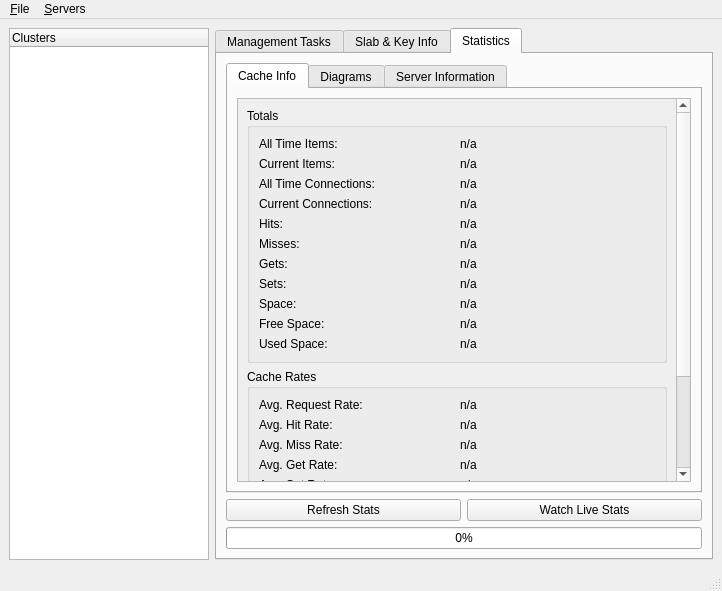
The window that src/MainWindow.ui (licface/memcached-manager) describes before a commit, drawn with Qt 5.
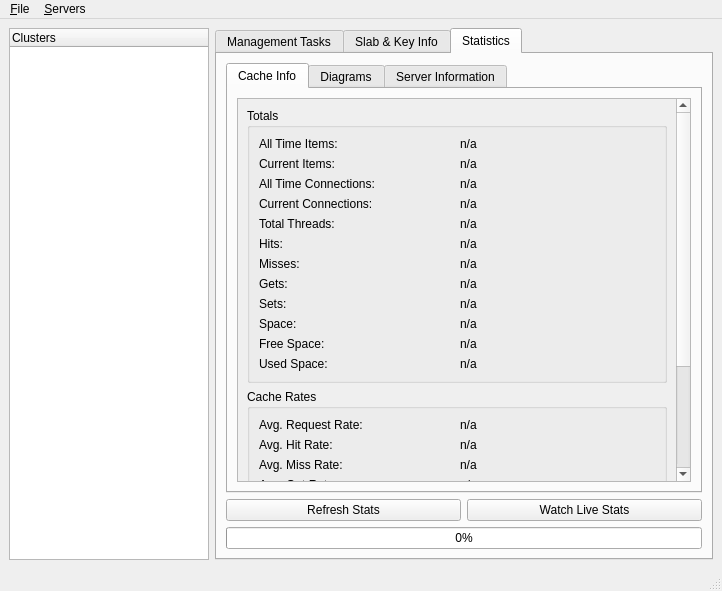
The same window after the commit. The open tabs and pages were chosen to show the change. Icons and pictures are not drawn.

Commit message: Resolved Confilt in MemcachedManager.py Added Total Threads to Cache Info Added Threads to Server Info Added Support for Threads in stats

Patch:
```diff
--- a/src/MainWindow.ui
+++ b/src/MainWindow.ui
@@ -238,7 +238,7 @@
                 <rect>
                  <x>0</x>
                  <y>0</y>
-                 <width>371</width>
+                 <width>435</width>
                  <height>620</height>
                 </rect>
                </property>
@@ -263,56 +263,56 @@
                      </property>
                     </widget>
                    </item>
-                   <item row="4" column="0" >
+                   <item row="5" column="0" >
                     <widget class="QLabel" name="lblHitsTxt" >
                      <property name="text" >
                       <string>Hits:</string>
                      </property>
                     </widget>
                    </item>
-                   <item row="4" column="1" >
+                   <item row="5" column="1" >
                     <widget class="QLabel" name="lblHits" >
                      <property name="text" >
                       <string>n/a</string>
                      </property>
                     </widget>
                    </item>
-                   <item row="5" column="0" >
+                   <item row="6" column="0" >
                     <widget class="QLabel" name="lblMissesTxt" >
                      <property name="text" >
                       <string>Misses:</string>
                      </property>
                     </widget>
                    </item>
-                   <item row="5" column="1" >
+                   <item row="6" column="1" >
                     <widget class="QLabel" name="lblMisses" >
                      <property name="text" >
                       <string>n/a</string>
                      </property>
                     </widget>
                    </item>
-                   <item row="9" column="0" >
+                   <item row="10" column="0" >
                     <widget class="QLabel" name="lblFreeTxt" >
                      <property name="text" >
                       <string>Free Space:</string>
                      </property>
                     </widget>
                    </item>
-                   <item row="9" column="1" >
+                   <item row="10" column="1" >
                     <widget class="QLabel" name="lblFree" >
                      <property name="text" >
                       <string>n/a</string>
                      </property>
                     </widget>
                    </item>
-                   <item row="10" column="0" >
+                   <item row="11" column="0" >
                     <widget class="QLabel" name="lblUsedTxt" >
                      <property name="text" >
                       <string>Used Space:</string>
                      </property>
                     </widget>
                    </item>
-                   <item row="10" column="1" >
+                   <item row="11" column="1" >
                     <widget class="QLabel" name="lblUsed" >
                      <property name="text" >
                       <string>n/a</string>
@@ -361,48 +361,62 @@
                      </property>
                     </widget>
                    </item>
-                   <item row="6" column="0" >
+                   <item row="7" column="0" >
                     <widget class="QLabel" name="lblGetsTxt" >
                      <property name="text" >
                       <string>Gets:</string>
                      </property>
                     </widget>
                    </item>
-                   <item row="6" column="1" >
+                   <item row="7" column="1" >
                     <widget class="QLabel" name="lblGets" >
                      <property name="text" >
                       <string>n/a</string>
                      </property>
                     </widget>
                    </item>
-                   <item row="7" column="0" >
+                   <item row="8" column="0" >
                     <widget class="QLabel" name="lblSetsTxt" >
                      <property name="text" >
                       <string>Sets:</string>
                      </property>
                     </widget>
                    </item>
-                   <item row="7" column="1" >
+                   <item row="8" column="1" >
                     <widget class="QLabel" name="lblSets" >
                      <property name="text" >
                       <string>n/a</string>
                      </property>
                     </widget>
                    </item>
-                   <item row="8" column="0" >
+                   <item row="9" column="0" >
                     <widget class="QLabel" name="lblSpaceTxt" >
                      <property name="text" >
                       <string>Space:</string>
                      </property>
                     </widget>
                    </item>
-                   <item row="8" column="1" >
+                   <item row="9" column="1" >
                     <widget class="QLabel" name="lblSpace" >
                      <property name="text" >
                       <string>n/a</string>
                      </property>
                     </widget>
                    </item>
+                   <item row="4" column="0" >
+                    <widget class="QLabel" name="lblThreadsTxt" >
+                     <property name="text" >
+                      <string>Total Threads:</string>
+                     </property>
+                    </widget>
+                   </item>
+                   <item row="4" column="1" >
+                    <widget class="QLabel" name="lblThreads" >
+                     <property name="text" >
+                      <string>n/a</string>
+                     </property>
+                    </widget>
+                   </item>
                   </layout>
                  </widget>
                 </item>
```
Left out of the diff: 10 changed lines with no effect on the pictures. The commit also changes 7 other files.
